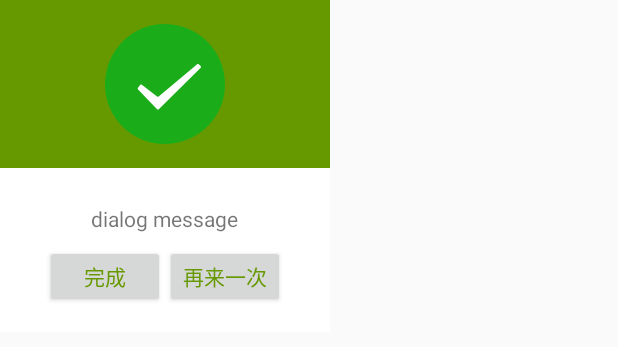
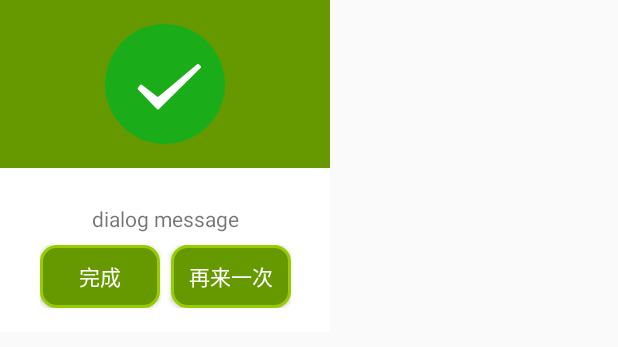
Before and after one commit to wandereryoungg/Number, an Android app: the layout young_dialog.xml on its own in the app's theme, with its tools: preview values and no code run, on a phone screen of 412 x 824 dp. Shown: the top 347 px of the screen. Run offline under Robolectric (Android 15) with nearby library versions, the phone set to English and light mode, and no system bars.

Commit message:
修改自定义YoungDialog

```diff
--- /dev/null
+++ b/app/src/main/res/drawable/dialog_button_pressed_shape.xml
@@ -0,0 +1,10 @@
+<?xml version="1.0" encoding="utf-8"?>
+<shape xmlns:android="http://schemas.android.com/apk/res/android"
+    android:shape="rectangle">
+
+    <solid android:color="#ff99cc00"/>
+    <corners android:radius="10dp"/>
+    <stroke android:color="#ff669900"
+        android:width="2dp"/>
+
+</shape>
--- /dev/null
+++ b/app/src/main/res/drawable/dialog_button_selector.xml
@@ -0,0 +1,7 @@
+<?xml version="1.0" encoding="utf-8"?>
+<selector xmlns:android="http://schemas.android.com/apk/res/android">
+
+    <item android:state_pressed="true" android:drawable="@drawable/dialog_button_pressed_shape"/>
+    <item android:state_pressed="false" android:drawable="@drawable/dialog_button_shape"/>
+
+</selector>
--- /dev/null
+++ b/app/src/main/res/drawable/dialog_button_shape.xml
@@ -0,0 +1,10 @@
+<?xml version="1.0" encoding="utf-8"?>
+<shape xmlns:android="http://schemas.android.com/apk/res/android"
+    android:shape="rectangle">
+
+    <corners android:radius="10dp"/>
+    <solid android:color="#ff669900"/>
+    <stroke android:color="#ff99cc00"
+        android:width="2dp"/>
+
+</shape>
--- a/app/src/main/res/layout/young_dialog.xml
+++ b/app/src/main/res/layout/young_dialog.xml
@@ -13,7 +13,7 @@
         app:layout_constraintTop_toTopOf="parent"
         app:layout_constraintStart_toStartOf="parent"
         app:layout_constraintEnd_toEndOf="parent"
-        android:background="@android:color/holo_green_dark"
+        android:background="#ff669900"
         android:padding="16dp"
         android:gravity="center">
         <ImageView
@@ -59,14 +59,19 @@
                 android:layout_width="80dp"
                 android:layout_height="42dp"
                 android:gravity="center"
-                android:textColor="@android:color/holo_green_dark"
+                android:textColor="#ffffff"
+                android:background="@drawable/dialog_button_selector"
                 android:text="完成"/>
+            <TextView
+                android:layout_width="7dp"
+                android:layout_height="wrap_content"/>
             <Button
                 android:id="@+id/button_again"
                 android:layout_width="80dp"
                 android:layout_height="42dp"
                 android:gravity="center"
-                android:textColor="@android:color/holo_green_dark"
+                android:textColor="#ffffff"
+                android:background="@drawable/dialog_button_selector"
                 android:text="再来一次"/>
         </LinearLayout>
 
```
Also changed, not shown: app/src/main/java/com/example/number/OneActivity.java (+21 -0 lines), app/src/main/java/com/example/number/YoungDialog.java (+12 -2 lines), app/src/main/res/drawable/button.9.png (deleted).
